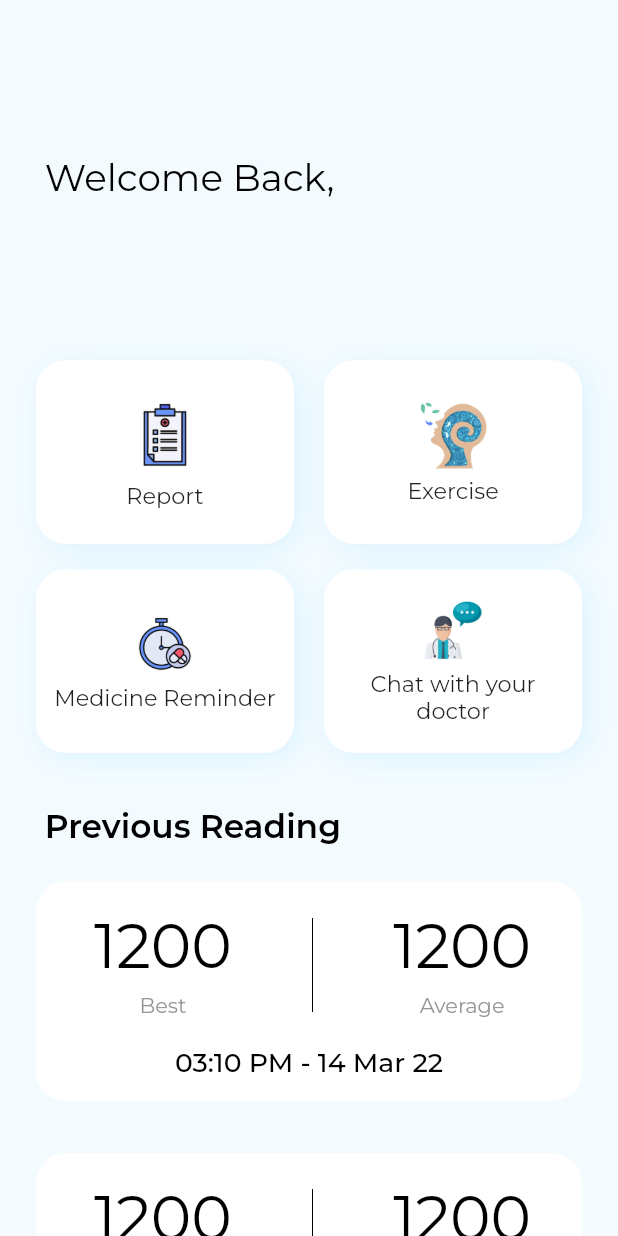
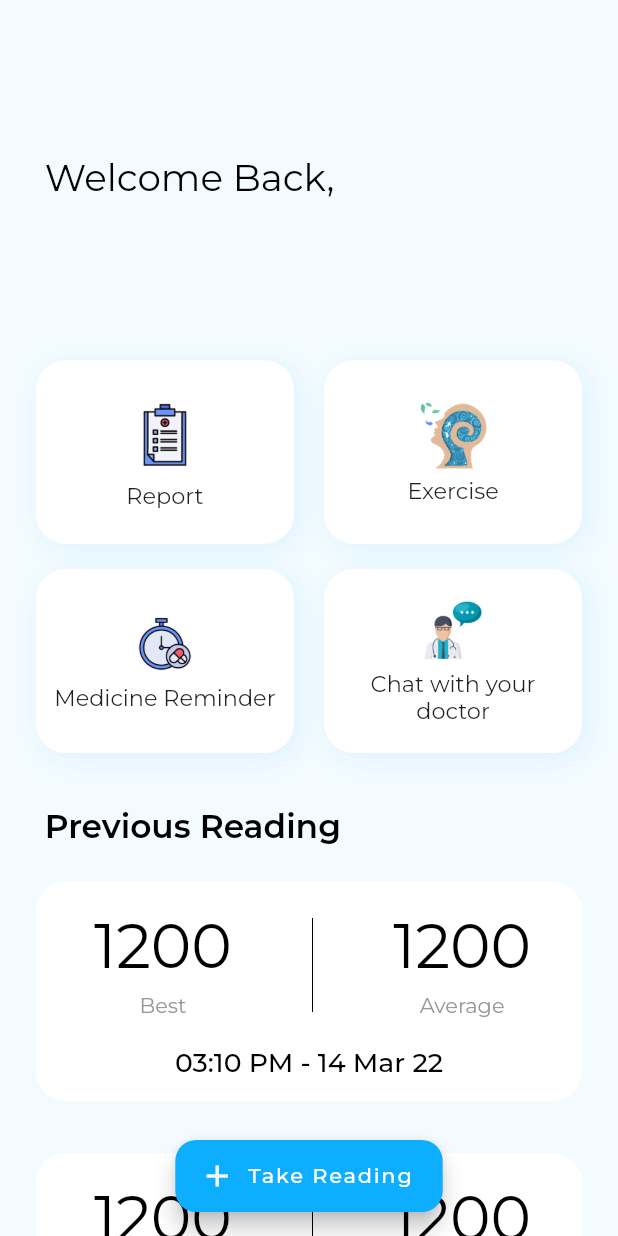
Before and after one commit to AadityaCholayil/Breathe, a Flutter app: the HomePage screen opened directly, on a phone screen of 412 x 824 dp. Run offline on Flutter 3.47's test engine with Material 2 defaults, Android fonts, the light colour scheme and no system bars; our stand-ins replace bloc, bloc_concurrency, cloud_firestore, equatable, firebase_auth, firebase_core and 5 more; accounts and stored records are empty; project files that could hold a hidden picture were left out.

Commit message:
floating action button added to home screen

```diff
--- a/lib/views/home_page.dart
+++ b/lib/views/home_page.dart
@@ -10,6 +10,26 @@ class HomePage extends StatelessWidget {
   @override
   Widget build(BuildContext context) {
     return Scaffold(
+      floatingActionButtonLocation: FloatingActionButtonLocation.centerFloat,
+      floatingActionButton: FloatingActionButton.extended(
+        shape: RoundedRectangleBorder(
+          borderRadius: BorderRadius.circular(14.w),
+        ),
+        onPressed: () {
+          // Add your onPressed code here!
+        },
+        label: Text(
+          'Take Reading',
+          style: TextStyle(
+            color: CustomTheme.onAccent,
+          ),
+        ),
+        icon: Icon(
+          Icons.add,
+          color: CustomTheme.onAccent,
+        ),
+        backgroundColor: CustomTheme.accent,
+      ),
       backgroundColor: CustomTheme.bg,
       body: SingleChildScrollView(
         physics: const BouncingScrollPhysics(),
@@ -26,7 +46,8 @@ class HomePage extends StatelessWidget {
                 style: TextStyle(
                   color: CustomTheme.t1,
                   fontSize: 25,
-                    fontWeight: FontWeight.w400),
+                  fontWeight: FontWeight.w400,
+                ),
               ),
             ),
             Padding(
```
Lines whose indentation alone changed are shown as unchanged.
